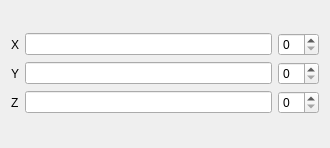
Old version of the form ShipCAD/pointdialog.ui in the repository gpgreen/ShipCAD.
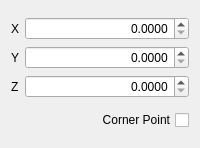
New version of the form.

Commit message: Implementing point dialog functions

Diff of the .ui file:
```diff
--- a/ShipCAD/pointdialog.ui
+++ b/ShipCAD/pointdialog.ui
@@ -6,7 +6,7 @@
    <rect>
     <x>0</x>
     <y>0</y>
-    <width>330</width>
+    <width>200</width>
     <height>148</height>
    </rect>
   </property>
@@ -26,10 +26,20 @@
         </widget>
        </item>
        <item>
-        <widget class="QLineEdit" name="lineEditX"/>
-       </item>
-       <item>
-        <widget class="QSpinBox" name="spinBoxX"/>
+        <widget class="QDoubleSpinBox" name="doubleSpinBoxX">
+         <property name="sizePolicy">
+          <sizepolicy hsizetype="Minimum" vsizetype="Fixed">
+           <horstretch>1</horstretch>
+           <verstretch>0</verstretch>
+          </sizepolicy>
+         </property>
+         <property name="alignment">
+          <set>Qt::AlignRight|Qt::AlignTrailing|Qt::AlignVCenter</set>
+         </property>
+         <property name="decimals">
+          <number>4</number>
+         </property>
+        </widget>
        </item>
       </layout>
      </item>
@@ -43,10 +53,20 @@
         </widget>
        </item>
        <item>
-        <widget class="QLineEdit" name="lineEditY"/>
-       </item>
-       <item>
-        <widget class="QSpinBox" name="spinBoxY"/>
+        <widget class="QDoubleSpinBox" name="doubleSpinBoxY">
+         <property name="sizePolicy">
+          <sizepolicy hsizetype="Minimum" vsizetype="Fixed">
+           <horstretch>1</horstretch>
+           <verstretch>0</verstretch>
+          </sizepolicy>
+         </property>
+         <property name="alignment">
+          <set>Qt::AlignRight|Qt::AlignTrailing|Qt::AlignVCenter</set>
+         </property>
+         <property name="decimals">
+          <number>4</number>
+         </property>
+        </widget>
        </item>
       </layout>
      </item>
@@ -60,15 +80,35 @@
         </widget>
        </item>
        <item>
-        <widget class="QLineEdit" name="lineEditZ"/>
-       </item>
-       <item>
-        <widget class="QSpinBox" name="spinBoxZ"/>
+        <widget class="QDoubleSpinBox" name="doubleSpinBoxZ">
+         <property name="sizePolicy">
+          <sizepolicy hsizetype="Minimum" vsizetype="Fixed">
+           <horstretch>1</horstretch>
+           <verstretch>0</verstretch>
+          </sizepolicy>
+         </property>
+         <property name="alignment">
+          <set>Qt::AlignRight|Qt::AlignTrailing|Qt::AlignVCenter</set>
+         </property>
+         <property name="decimals">
+          <number>4</number>
+         </property>
+        </widget>
        </item>
       </layout>
      </item>
     </layout>
    </item>
+   <item>
+    <widget class="QCheckBox" name="checkBoxCornerPoint">
+     <property name="layoutDirection">
+      <enum>Qt::RightToLeft</enum>
+     </property>
+     <property name="text">
+      <string>Corner Point</string>
+     </property>
+    </widget>
+   </item>
   </layout>
  </widget>
  <resources/>
```
The commit also changes 7 other files.
